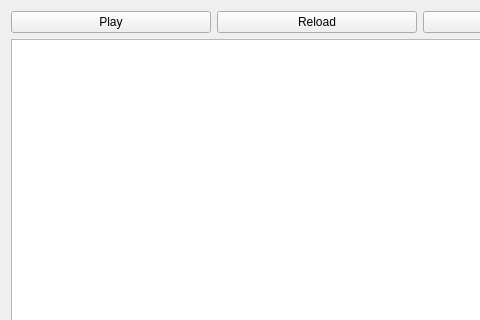
The window that App/resources/ui/FavoriteWidget.ui (senatrkosarev/AudioPlayer) describes before a commit, drawn with Qt 5; both pictures show x 0 to 480 and y 0 to 320 of the 634 by 586 pixel window.
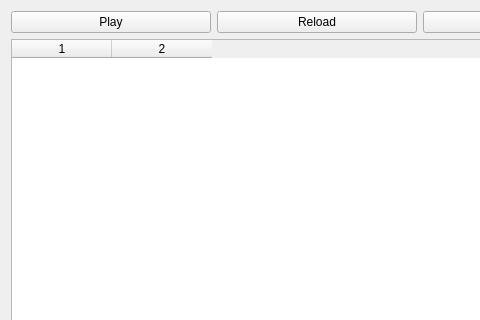
The same window after the commit. Icons and pictures are not drawn.

```diff
--- a/App/resources/ui/FavoriteWidget.ui
+++ b/App/resources/ui/FavoriteWidget.ui
@@ -40,7 +40,19 @@
     </layout>
    </item>
    <item>
-    <widget class="QTableWidget" name="table"/>
+    <widget class="QTableWidget" name="table">
+     <property name="verticalScrollBarPolicy">
+      <enum>Qt::ScrollBarAlwaysOff</enum>
+     </property>
+     <property name="horizontalScrollBarPolicy">
+      <enum>Qt::ScrollBarAlwaysOff</enum>
+     </property>
+     <property name="columnCount">
+      <number>2</number>
+     </property>
+     <column/>
+     <column/>
+    </widget>
    </item>
   </layout>
  </widget>
```
Left out of the diff: 4 changed lines with no effect on the pictures.
